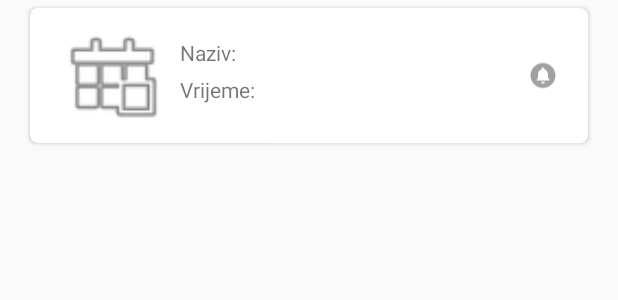
After one commit to lanatodorovski/android-projekt-g3p, an Android app: the layout event_card.xml on its own in the app's theme, with its tools: preview values and no code run, on a phone screen of 412 x 824 dp. The commit adds this screen. Shown: the top 300 px of the screen. Run offline under Robolectric (Android 15) with nearby library versions, the phone set to English and light mode, and no system bars.

Commit message:
event recycler veiw

```diff
--- /dev/null
+++ b/app/src/main/res/drawable/baseline_circle_notifications_24.xml
@@ -0,0 +1,5 @@
+<vector xmlns:android="http://schemas.android.com/apk/res/android" android:height="24dp" android:tint="#A1A1A1" android:viewportHeight="24" android:viewportWidth="24" android:width="24dp">
+
+    <path android:fillColor="@android:color/white" android:pathData="M12,2C6.48,2 2,6.48 2,12s4.48,10 10,10 10,-4.48 10,-10S17.52,2 12,2zM12,18.5c-0.83,0 -1.5,-0.67 -1.5,-1.5h3c0,0.83 -0.67,1.5 -1.5,1.5zM17,16L7,16v-1l1,-1v-2.61C8,9.27 9.03,7.47 11,7v-0.5c0,-0.57 0.43,-1 1,-1s1,0.43 1,1L13,7c1.97,0.47 3,2.28 3,4.39L16,14l1,1v1z"/>
+
+</vector>
--- /dev/null
+++ b/app/src/main/res/layout/event_card.xml
@@ -0,0 +1,59 @@
+<?xml version="1.0" encoding="utf-8"?>
+<androidx.cardview.widget.CardView xmlns:android="http://schemas.android.com/apk/res/android"
+    xmlns:app="http://schemas.android.com/apk/res-auto"
+    android:layout_width="match_parent"
+    android:layout_height="wrap_content"
+    android:layout_marginStart="20dp"
+    android:layout_marginTop="5dp"
+    android:layout_marginEnd="20dp"
+    android:layout_marginBottom="5dp"
+    app:cardCornerRadius="5dp">
+
+    <LinearLayout
+        android:layout_width="match_parent"
+        android:layout_height="match_parent"
+        android:orientation="horizontal">
+
+        <ImageView
+            android:id="@+id/imageView"
+            android:layout_width="70dp"
+            android:layout_height="70dp"
+            android:layout_marginLeft="20dp"
+            android:layout_marginTop="10dp"
+            android:layout_marginRight="10dp"
+            android:layout_marginBottom="10dp"
+            app:srcCompat="@android:drawable/ic_menu_today" />
+
+        <LinearLayout
+            android:layout_width="match_parent"
+            android:layout_height="match_parent"
+            android:layout_weight="1"
+            android:orientation="vertical"
+            android:textAlignment="textStart">
+
+            <TextView
+                android:id="@+id/textViewDogadajNaziv"
+                android:layout_width="match_parent"
+                android:layout_height="wrap_content"
+                android:layout_marginTop="20dp"
+                android:layout_marginBottom="5dp"
+                android:text="Naziv:"
+                android:textAlignment="textStart" />
+
+            <TextView
+                android:id="@+id/textViewVrijeme"
+                android:layout_width="match_parent"
+                android:layout_height="wrap_content"
+                android:text="Vrijeme: " />
+        </LinearLayout>
+
+        <ImageView
+            android:id="@+id/notificationSlika"
+            android:layout_width="20dp"
+            android:layout_height="match_parent"
+            android:layout_marginRight="20dp"
+            android:layout_weight="0"
+            android:textAlignment="center"
+            app:srcCompat="@drawable/baseline_circle_notifications_24" />
+    </LinearLayout>
+</androidx.cardview.widget.CardView>
```
Also changed, not shown: app/src/main/java/com/example/android_projekt_g3p/AddEventActivity.java (+47 -20 lines), app/src/main/java/com/example/android_projekt_g3p/DayActivity.java (+30 -1 lines), app/src/main/java/com/example/android_projekt_g3p/EventAdapter.java (added, +47 -0 lines), app/src/main/java/com/example/android_projekt_g3p/EventViewHolder.java (added, +21 -0 lines), app/src/main/java/com/example/android_projekt_g3p/StoredEvents.java (+11 -12 lines).
